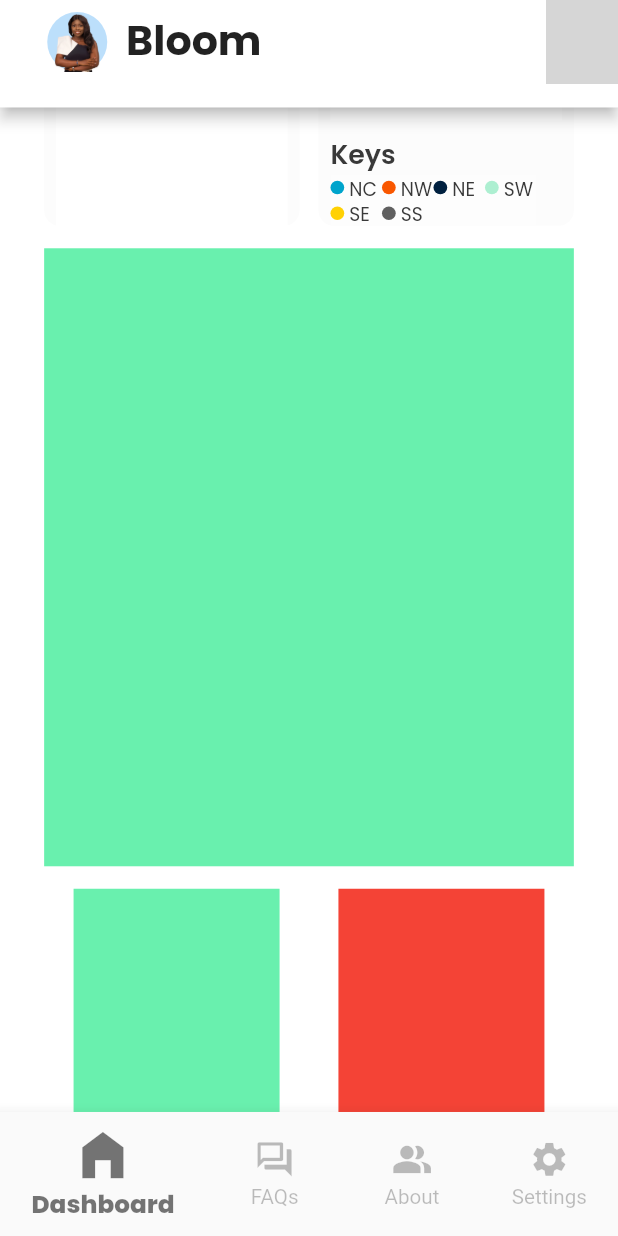
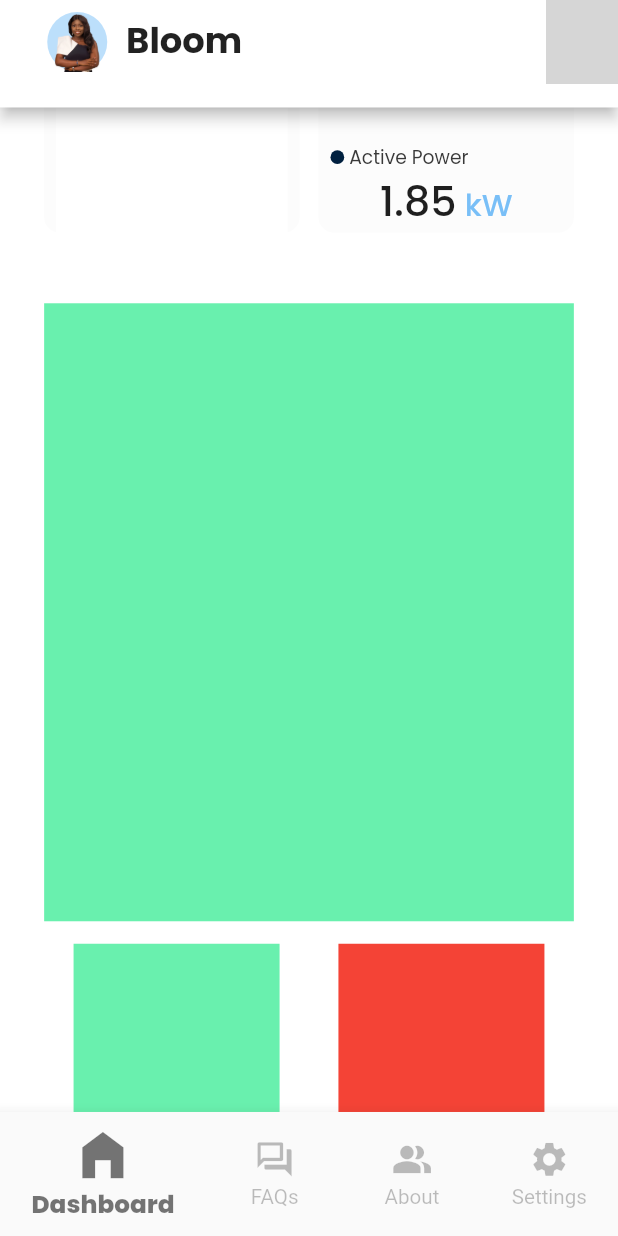
Before and after one commit to Enisco/bloom, a Flutter app: the screen it shows after launch, scrolled down 576 dp, on a phone screen of 412 x 824 dp. Run offline on Flutter 3.47's test engine with Material 2 defaults, Android fonts, the light colour scheme and no system bars; our stand-ins replace expandable, intl_phone_field, page_transition, splashscreen; missing offline and left inert: icon_badge, outline_search_bar; grey boxes are pictures that could not be loaded.

Commit message:
Added live current power supply container to the dashboard

```diff
--- a/lib/components/dashboard_components/consumption_summary_container.dart
+++ b/lib/components/dashboard_components/consumption_summary_container.dart
@@ -117,6 +117,7 @@ class _ConsumptionSummaryContainerState
                 color: Colors.white,
                 height: size.height / 9.5,
                 width: size.width / 2.40,
+                // child: ,
               )
             ],
           ),
--- /dev/null
+++ b/lib/components/dashboard_components/current_power_supply.dart
@@ -0,0 +1,173 @@
+// ignore_for_file: must_be_immutable, non_constant_identifier_names
+
+import 'package:bloom/components/my_spacers.dart';
+import 'package:bloom/pages/onboarding/signin_page.dart';
+import 'package:flutter/material.dart';
+import 'package:page_transition/page_transition.dart';
+
+double currentVoltage = 220;
+double currentActivepower = 1.85;
+
+class CurrentPowerSupplyContainer extends StatefulWidget {
+  const CurrentPowerSupplyContainer({Key? key}) : super(key: key);
+
+  @override
+  _CurrentPowerSupplyContainerState createState() =>
+      _CurrentPowerSupplyContainerState();
+}
+
+class _CurrentPowerSupplyContainerState
+    extends State<CurrentPowerSupplyContainer> {
+  void goToPowerGraphPage() {
+    Navigator.push(
+      context,
+      PageTransition(
+          type: PageTransitionType.leftToRight,
+          curve: Curves.easeInOutCirc,
+          duration: const Duration(milliseconds: 600),
+          reverseDuration: const Duration(milliseconds: 600),
+          child: const SignInPage(),
+          inheritTheme: true,
+          ctx: context),
+    );
+  }
+
+  @override
+  Widget build(BuildContext context) {
+    Size size = MediaQuery.of(context).size;
+
+    return Container(
+      decoration: BoxDecoration(
+        color: const Color.fromRGBO(252, 252, 252, 1),
+        borderRadius: BorderRadius.all(Radius.circular(size.width / 40)),
+      ),
+      width: size.width / 2.42,
+      height: size.height / 4,
+      child: InkWell(
+        child: TextButton(
+          onPressed: () {
+            goToPowerGraphPage();
+          },
+          child: Column(
+            mainAxisAlignment: MainAxisAlignment.start,
+            crossAxisAlignment: CrossAxisAlignment.start,
+            children: <Widget>[
+              //---------------------------------------------------------------------
+              const SpacerUltraSmall(),
+              Text(
+                "Current Power Supply",
+                style: TextStyle(
+                  color: const Color.fromRGBO(57, 57, 57, 1),
+                  fontFamily: 'Poppins',
+                  fontSize: size.width / 23,
+                  fontWeight: FontWeight.w600,
+                ),
+              ),
+              const SpacerUltraSmall(),
+              //---------------------------------------------------------------------
+
+              // Container(
+              //   color: Colors.white,
+              //   height: size.height / 15,
+              //   width: size.width / 2.40,
+              // ),
+              const Spacer0(),
+              //---------------------------------------------------------------------
+              EachPowerParameter(
+                R: 249,
+                G: 87,
+                B: 0,
+                O: 1,
+                parameter: " Voltage",
+                parameterValue: currentVoltage,
+                parameterUnit: " V",
+              ),
+
+              const Spacer1(),
+              EachPowerParameter(
+                R: 0,
+                G: 32,
+                B: 63,
+                O: 1,
+                parameter: " Active Power",
+                parameterValue: currentActivepower,
+                parameterUnit: " kW",
+              ),
+            ],
+          ),
+        ),
+      ),
+    );
+  }
+}
+
+class EachPowerParameter extends StatelessWidget {
+  const EachPowerParameter({
+    Key? key,
+    required this.R,
+    required this.G,
+    required this.B,
+    required this.O,
+    required this.parameter,
+    required this.parameterValue,
+    required this.parameterUnit,
+  }) : super(key: key);
+
+  final int R;
+  final int G;
+  final int B;
+  final double O;
+  final String parameter;
+  final double parameterValue;
+  final String parameterUnit;
+
+  @override
+  Widget build(BuildContext context) {
+    Size size = MediaQuery.of(context).size;
+    return Column(
+      children: [
+        Row(
+          children: [
+            CircleAvatar(
+              radius: size.width / 90,
+              backgroundColor: Color.fromRGBO(R, G, B, O),
+            ),
+            Text(
+              parameter,
+              style: TextStyle(
+                color: const Color.fromRGBO(57, 57, 57, 1),
+                fontFamily: 'Poppins',
+                fontSize: size.width / 33,
+                fontWeight: FontWeight.w400,
+              ),
+            ),
+          ],
+        ),
+        Center(
+          child: RichText(
+            text: TextSpan(
+              text: parameterValue.toString(),
+              style: TextStyle(
+                fontFamily: 'Poppins',
+                color: const Color.fromRGBO(31, 31, 31, 1),
+                fontSize: size.width / 15,
+                fontWeight: FontWeight.w500,
+              ),
+              children: <TextSpan>[
+                TextSpan(
+                  text: parameterUnit.toString(),
+                  style: TextStyle(
+                    fontFamily: 'Poppins',
+                    color: Colors.blue.withOpacity(0.6),
+                    fontSize: size.width / 20,
+                    fontWeight: FontWeight.w500,
+                  ),
+                ),
+              ],
+            ),
+          ),
+        )
+      ],
+    );
+  }
+}
--- a/lib/components/dashboard_components/dashboard_sliver_appbar.dart
+++ b/lib/components/dashboard_components/dashboard_sliver_appbar.dart
@@ -75,8 +75,8 @@ class _MySliverAppBarState extends State<MySliverAppBar> {
                     : extendedAppBarTitle,
                 style: TextStyle(
                     fontSize: top < appbarThreshold
-                        ? size.height / 30
-                        : size.height / 50,
+                        ? size.height / 35
+                        : size.height / 56,
                     color: Colors.black87,
                     fontFamily: 'Poppins',
                     fontWeight: FontWeight.w700),
@@ -84,7 +84,7 @@ class _MySliverAppBarState extends State<MySliverAppBar> {
             ),
             titlePadding: top < appbarThreshold
                 ? EdgeInsets.fromLTRB(
-                    size.width / 4.9, 0.0, 0.0, size.height / 34)
+                    size.width / 4.9, 0.0, 0.0, size.height / 30)
                 : EdgeInsets.fromLTRB(size.width / 14, 0.0, 0.0, 0.0),
           );
         },
```
Also changed, not shown: lib/components/dashboard_components/dashboard_silverlist.dart (+55 -5 lines), lib/components/dashboard_components/silverlist_containers.dart (+56 -28 lines), lib/components/dashboard_components/six_geo_bar_chart_container.dart (+18 -18 lines), lib/pages/mainpages/dashboard.dart (+3 -9 lines).
